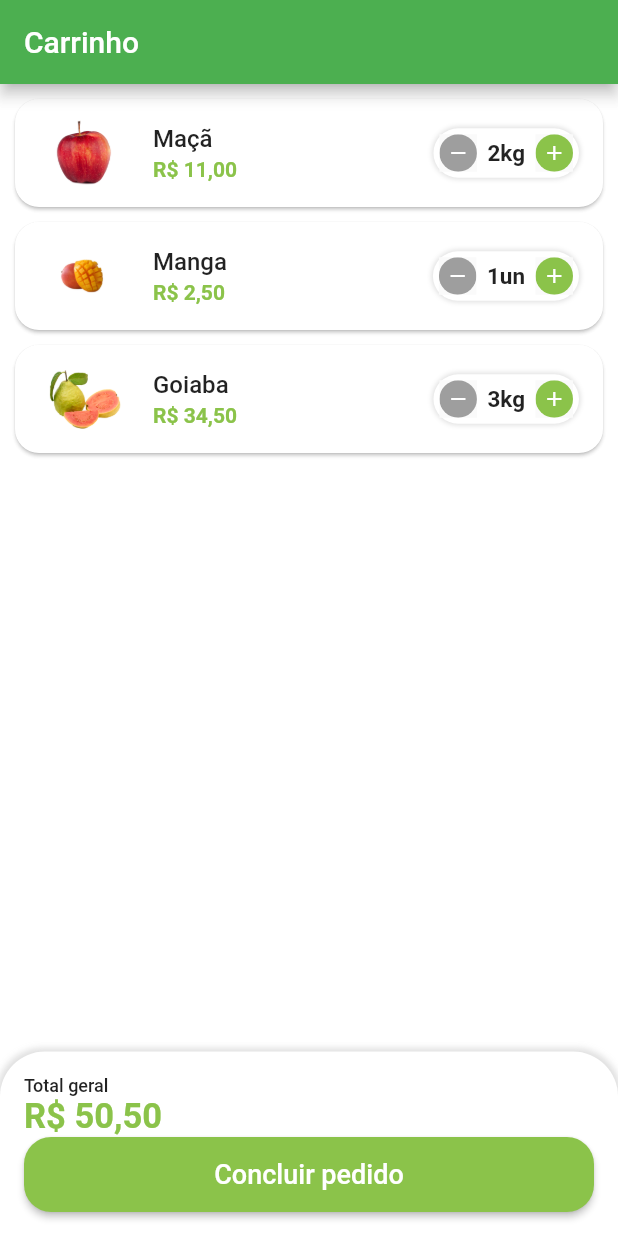
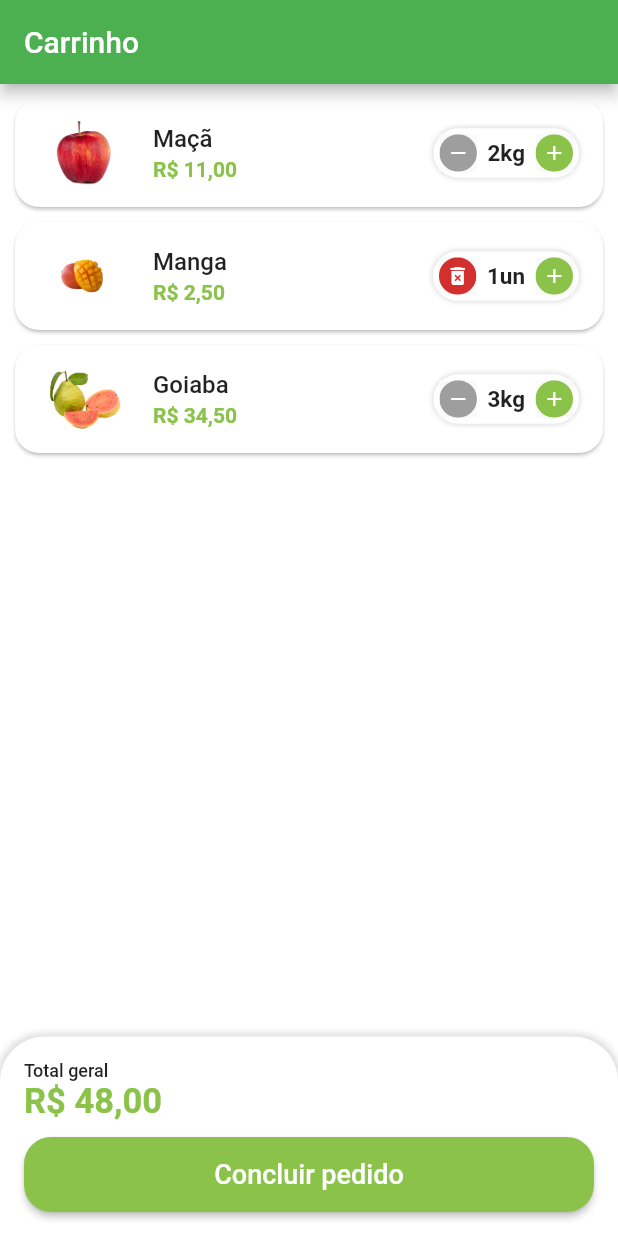
Before and after one commit to luizmineiro/quintanda_virtual, a Flutter app: the CartTab screen opened directly, on a phone screen of 412 x 824 dp. Run offline on Flutter 3.47's test engine with Material 2 defaults, Android fonts, the phone set to English and light mode, and no system bars; our stand-ins replace animated_text_kit, mask_text_input_formatter.

```diff
--- a/lib/src/pages/cart/cart_tab.dart
+++ b/lib/src/pages/cart/cart_tab.dart
@@ -1,12 +1,32 @@
 import 'package:flutter/material.dart';
 import 'package:quitanda_virtual/src/config/custom_colors.dart';
+import 'package:quitanda_virtual/src/models/cart_item_model.dart';
 import 'package:quitanda_virtual/src/pages/cart/components/cart_tile.dart';
 import 'package:quitanda_virtual/src/services/utils_services.dart';
 import 'package:quitanda_virtual/src/config/app_data.dart' as appData;
 
-class CartTab extends StatelessWidget {
-  CartTab({super.key});
+class CartTab extends StatefulWidget {
+  const CartTab({super.key});
+
+  @override
+  State<CartTab> createState() => _CartTabState();
+}
+
+class _CartTabState extends State<CartTab> {
   final UtilsServices utilsServices = UtilsServices();
+  double cartTotalPrice() {
+    double total = 0;
+    for (var item in appData.cartItem) {
+      total += item.totalPrice();
+    }
+    return total;
+  }
+
+  void removeItemFromCart(CartItemModel cartItem) {
+    setState(() {
+      appData.cartItem.remove(cartItem);
+    });
+  }
 
   @override
   Widget build(BuildContext context) {
@@ -19,7 +39,10 @@ class CartTab extends StatelessWidget {
           Expanded(
             child: ListView.builder(
               itemBuilder: (_, index) {
-                return CartTile(cartItem: appData.cartItem[index]);
+                return CartTile(
+                  cartItem: appData.cartItem[index],
+                  remove: removeItemFromCart,
+                );
               },
               itemCount: appData.cartItem.length,
             ),
@@ -50,12 +73,15 @@ class CartTab extends StatelessWidget {
                   ),
                 ),
                 Text(
-                  utilsServices.priceToCurrency(50.5),
+                  utilsServices.priceToCurrency(cartTotalPrice()),
                   style: TextStyle(
                     fontSize: 23,
                     color: CustomColors.customSwatchColor,
                     fontWeight: FontWeight.bold,
                   ),
+                ),
+                const SizedBox(
+                  height: 10,
                 ),
                 SizedBox(
                   height: 50,
@@ -66,7 +92,10 @@ class CartTab extends StatelessWidget {
                         borderRadius: BorderRadius.circular(18),
                       ),
                     ),
-                    onPressed: () {},
+                    onPressed: () async {
+                      bool? result = await showOrderConfirmation();
+                      debugPrint(result.toString());
+                    },
                     child: const Text(
                       'Concluir pedido',
                       style: TextStyle(
@@ -82,4 +111,38 @@ class CartTab extends StatelessWidget {
       ),
     );
   }
+
+  Future<bool?> showOrderConfirmation() {
+    return showDialog(
+      context: context,
+      builder: (context) {
+        return AlertDialog(
+          shape: RoundedRectangleBorder(
+            borderRadius: BorderRadius.circular(20),
+          ),
+          title: const Text("Confirmação"),
+          content: const Text("Deseja realmente concluir o pedido?"),
+          actions: [
+            TextButton(
+              onPressed: () {
+                Navigator.of(context).pop(false);
+              },
+              child: const Text("Não"),
+            ),
+            ElevatedButton(
+              style: ElevatedButton.styleFrom(
+                shape: RoundedRectangleBorder(
+                  borderRadius: BorderRadius.circular(20),
+                ),
+              ),
+              onPressed: () {
+                Navigator.of(context).pop(true);
+              },
+              child: const Text("Sim"),
+            ),
+          ],
+        );
+      },
+    );
+  }
 }
--- a/lib/src/pages/cart/components/cart_tile.dart
+++ b/lib/src/pages/cart/components/cart_tile.dart
@@ -4,13 +4,22 @@ import 'package:quitanda_virtual/src/models/cart_item_model.dart';
 import 'package:quitanda_virtual/src/pages/common_widgets/quantity_widget.dart';
 import 'package:quitanda_virtual/src/services/utils_services.dart';
 
-class CartTile extends StatelessWidget {
+class CartTile extends StatefulWidget {
   final CartItemModel cartItem;
-  final UtilsServices utilsServices = UtilsServices();
-  CartTile({
+  final Function(CartItemModel) remove;
+
+  const CartTile({
     super.key,
     required this.cartItem,
+    required this.remove,
   });
+
+  @override
+  State<CartTile> createState() => _CartTileState();
+}
+
+class _CartTileState extends State<CartTile> {
+  final UtilsServices utilsServices = UtilsServices();
 
   @override
   Widget build(BuildContext context) {
@@ -20,20 +29,20 @@ class CartTile extends StatelessWidget {
       child: ListTile(
         //* Imagem
         leading: Image.asset(
-          cartItem.item.imgUrl,
+          widget.cartItem.item.imgUrl,
           height: 60,
           width: 60,
         ),
         //* Titulo
         title: Text(
-          cartItem.item.itemName,
+          widget.cartItem.item.itemName,
           style: const TextStyle(
             fontWeight: FontWeight.w500,
           ),
         ),
         //* Total
         subtitle: Text(
-          utilsServices.priceToCurrency(cartItem.totalPrice()),
+          utilsServices.priceToCurrency(widget.cartItem.totalPrice()),
           style: TextStyle(
             color: CustomColors.customSwatchColor,
             fontWeight: FontWeight.bold,
@@ -41,9 +50,18 @@ class CartTile extends StatelessWidget {
         ),
         //* Qauntidade
         trailing: QuantityWidget(
-          value: cartItem.quantity,
-          sufixText: cartItem.item.unit,
-          result: (quantity) {},
+          value: widget.cartItem.quantity,
+          sufixText: widget.cartItem.item.unit,
+          result: (quantity) {
+            setState(() {
+              widget.cartItem.quantity = quantity;
+              if (quantity == 0) {
+                //* remover item do carrinho
+                widget.remove(widget.cartItem);
+              }
+            });
+          },
+          isRemovable: true,
         ),
       ),
     );
--- a/lib/src/pages/common_widgets/quantity_widget.dart
+++ b/lib/src/pages/common_widgets/quantity_widget.dart
@@ -5,12 +5,14 @@ class QuantityWidget extends StatelessWidget {
   final int value;
   final String sufixText;
   final Function(int quantity) result;
+  final bool isRemovable;
 
   const QuantityWidget({
     Key? key,
     required this.value,
     required this.sufixText,
     required this.result,
+    this.isRemovable = false,
   }) : super(key: key);
 
   @override
@@ -32,10 +34,10 @@ class QuantityWidget extends StatelessWidget {
         mainAxisSize: MainAxisSize.min,
         children: [
           _QuantityButton(
-            icon: Icons.remove,
-            color: Colors.grey,
+            icon: !isRemovable || value > 1 ? Icons.remove : Icons.delete_forever,
+            color: !isRemovable || value > 1 ? Colors.grey : CustomColors.customContrastColor,
             onPressed: () {
-              if (value == 1) return;
+              if (value == 1 && !isRemovable) return;
               int resultCount = value - 1;
               result(resultCount);
             },
```
